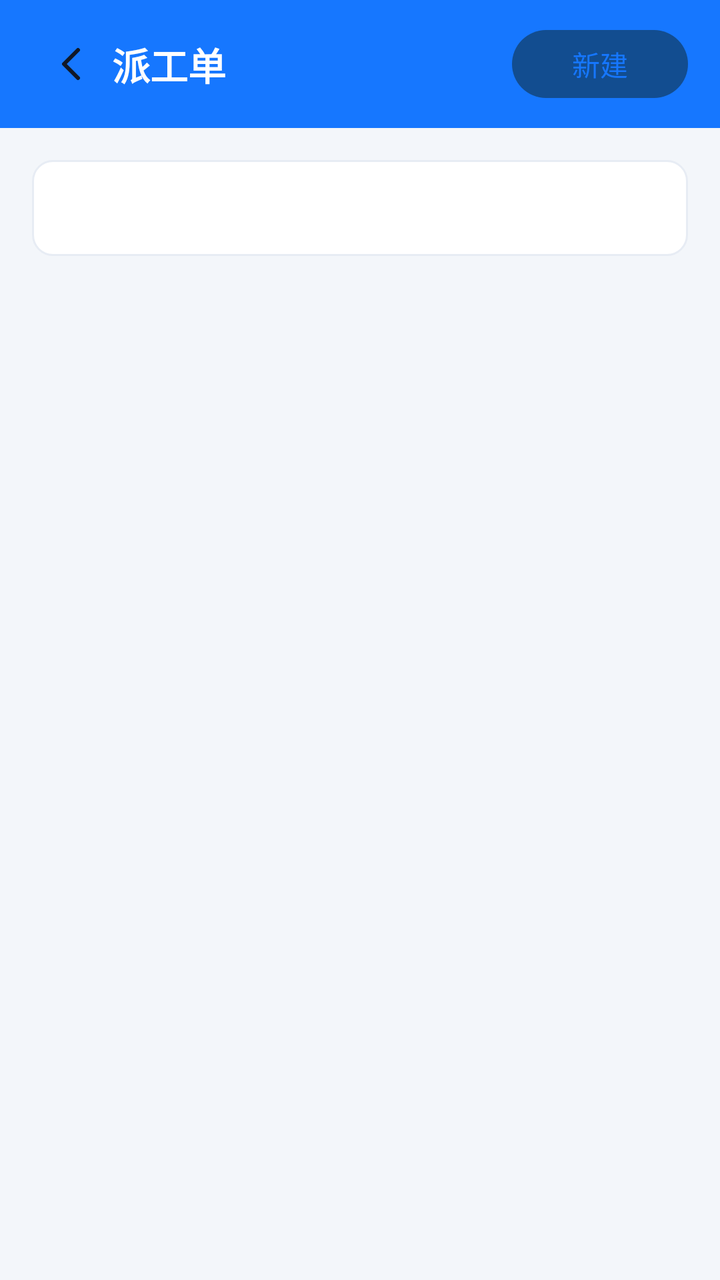
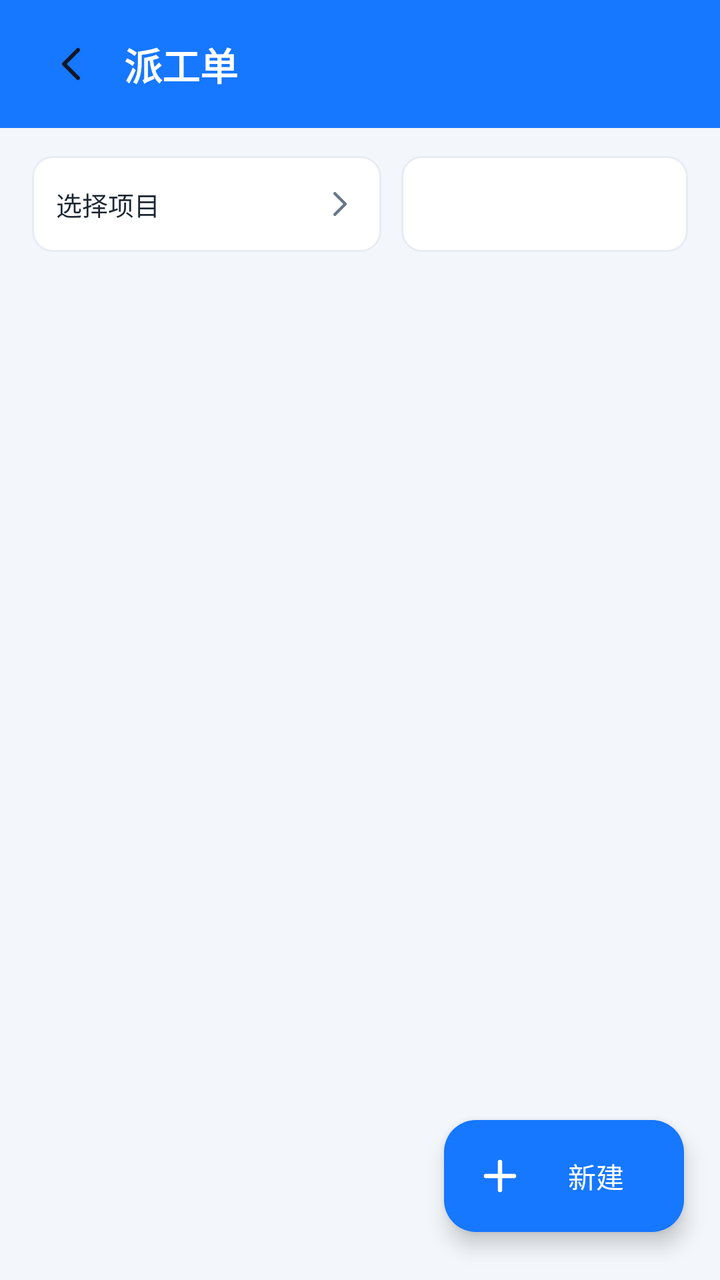

An Android layout rendered at two revisions. The XML below is the earlier revision; the diff shows what the commit changed to produce the second picture.
<!-- AndroidManifest.xml: application theme Theme.WorkerM -->
<!-- res/layout/activity_dispatch_list.xml -->
<?xml version="1.0" encoding="utf-8"?>
<LinearLayout xmlns:android="http://schemas.android.com/apk/res/android"
    android:layout_width="match_parent" android:layout_height="match_parent"
    android:background="@color/surface_background" android:orientation="vertical">
    <LinearLayout android:layout_width="match_parent" android:layout_height="64dp" android:background="@color/dashboard_blue"
        android:gravity="center_vertical" android:paddingHorizontal="16dp">
        <ImageButton android:id="@+id/back_button" android:layout_width="40dp" android:layout_height="40dp"
            android:background="@android:color/transparent" android:contentDescription="返回" android:src="@drawable/ic_back" />
        <TextView android:layout_width="0dp" android:layout_height="wrap_content" android:layout_weight="1"
            android:text="派工单" android:textColor="@color/white" android:textSize="19sp" android:textStyle="bold" />
        <Button android:id="@+id/create_button" android:layout_width="wrap_content" android:layout_height="42dp"
            android:text="新建" android:textColor="@color/dashboard_blue" />
    </LinearLayout>
    <Spinner android:id="@+id/status_spinner" android:layout_width="match_parent" android:layout_height="48dp"
        android:layout_margin="16dp" android:background="@drawable/bg_card_stroke" />
    <androidx.recyclerview.widget.RecyclerView android:id="@+id/dispatch_recycler" android:layout_width="match_parent"
        android:layout_height="0dp" android:layout_weight="1" android:paddingHorizontal="16dp" />
    <TextView android:id="@+id/empty_text" android:layout_width="match_parent" android:layout_height="120dp"
        android:gravity="center" android:text="暂无派工任务" android:textColor="@color/text_secondary" android:visibility="gone" />
</LinearLayout>
<!-- resources referenced by this layout -->
<resources>
  <color name="dashboard_blue">#1677FF</color>
  <color name="surface_background">#F3F6FA</color>
  <color name="text_secondary">#66788A</color>
  <color name="white">#FFFFFFFF</color>
  <!-- drawable bg_card_stroke (drawable) -->
  <?xml version="1.0" encoding="utf-8"?>
  <shape xmlns:android="http://schemas.android.com/apk/res/android">
      <solid android:color="@color/white" />
      <stroke android:width="1dp" android:color="#E7ECF4" />
      <corners android:radius="10dp" />
  </shape>
  <!-- drawable ic_back (drawable) -->
  <?xml version="1.0" encoding="utf-8"?>
  <vector xmlns:android="http://schemas.android.com/apk/res/android" android:width="24dp" android:height="24dp" android:viewportWidth="24" android:viewportHeight="24">
      <path android:strokeColor="#111827" android:strokeWidth="2" android:strokeLineCap="round" android:strokeLineJoin="round" android:fillColor="@android:color/transparent" android:pathData="M15,5L8,12l7,7" />
  </vector>
  <style name="Theme.WorkerM" parent="Base.Theme.WorkerM" />
  <style name="Base.Theme.WorkerM" parent="Theme.Material3.Light.NoActionBar">
          <item name="colorPrimary">@color/brand_primary</item>
          <item name="colorOnPrimary">@color/text_inverse</item>
          <item name="colorSecondary">@color/brand_secondary</item>
          <item name="colorOnSecondary">@color/text_inverse</item>
          <item name="android:windowBackground">@color/surface_background</item>
          <item name="colorSurface">@color/surface_card</item>
          <item name="android:textColor">@color/text_primary</item>
          <item name="android:navigationBarColor">@color/surface_card</item>
          <item name="android:statusBarColor">@android:color/transparent</item>
          <item name="android:windowLightStatusBar">true</item>
      </style>
  <color name="brand_primary">#124D90</color>
  <color name="text_inverse">#FFFFFFFF</color>
  <color name="brand_secondary">#2F7BC7</color>
  <color name="surface_card">#FFFFFFFF</color>
  <color name="text_primary">#1C2733</color>
</resources>

<!-- the commit's change to res/layout/activity_dispatch_list.xml (unified diff, before → after) -->
@@ -1,20 +1,108 @@
 <?xml version="1.0" encoding="utf-8"?>
-<LinearLayout xmlns:android="http://schemas.android.com/apk/res/android"
-    android:layout_width="match_parent" android:layout_height="match_parent"
-    android:background="@color/surface_background" android:orientation="vertical">
-    <LinearLayout android:layout_width="match_parent" android:layout_height="64dp" android:background="@color/dashboard_blue"
-        android:gravity="center_vertical" android:paddingHorizontal="16dp">
-        <ImageButton android:id="@+id/back_button" android:layout_width="40dp" android:layout_height="40dp"
-            android:background="@android:color/transparent" android:contentDescription="返回" android:src="@drawable/ic_back" />
-        <TextView android:layout_width="0dp" android:layout_height="wrap_content" android:layout_weight="1"
-            android:text="派工单" android:textColor="@color/white" android:textSize="19sp" android:textStyle="bold" />
-        <Button android:id="@+id/create_button" android:layout_width="wrap_content" android:layout_height="42dp"
-            android:text="新建" android:textColor="@color/dashboard_blue" />
+<FrameLayout xmlns:android="http://schemas.android.com/apk/res/android"
+    xmlns:app="http://schemas.android.com/apk/res-auto"
+    android:layout_width="match_parent"
+    android:layout_height="match_parent"
+    android:background="@color/surface_background">
+
+    <LinearLayout
+        android:layout_width="match_parent"
+        android:layout_height="match_parent"
+        android:orientation="vertical">
+
+        <LinearLayout
+            android:layout_width="match_parent"
+            android:layout_height="64dp"
+            android:background="@color/dashboard_blue"
+            android:gravity="center_vertical"
+            android:paddingHorizontal="16dp">
+
+            <ImageButton
+                android:id="@+id/back_button"
+                android:layout_width="40dp"
+                android:layout_height="40dp"
+                android:background="@android:color/transparent"
+                android:contentDescription="返回"
+                android:src="@drawable/ic_back" />
+
+            <TextView
+                android:id="@+id/title_text"
+                android:layout_width="0dp"
+                android:layout_height="wrap_content"
+                android:layout_marginStart="6dp"
+                android:layout_weight="1"
+                android:ellipsize="end"
+                android:maxLines="1"
+                android:text="派工单"
+                android:textColor="@color/white"
+                android:textSize="19sp"
+                android:textStyle="bold" />
+        </LinearLayout>
+
+        <LinearLayout
+            android:layout_width="match_parent"
+            android:layout_height="wrap_content"
+            android:orientation="horizontal"
+            android:paddingHorizontal="16dp"
+            android:paddingTop="14dp"
+            android:paddingBottom="8dp">
+
+            <TextView
+                android:id="@+id/project_filter_button"
+                android:layout_width="0dp"
+                android:layout_height="48dp"
+                android:layout_marginEnd="10dp"
+                android:layout_weight="1.1"
+                android:background="@drawable/bg_card_stroke"
+                android:drawableEnd="@drawable/ic_next"
+                android:drawablePadding="4dp"
+                android:ellipsize="end"
+                android:gravity="center_vertical"
+                android:maxLines="1"
+                android:paddingHorizontal="12dp"
+                android:text="选择项目"
+                android:textColor="@color/text_primary"
+                android:textSize="13sp"
+                app:drawableTint="@color/text_secondary" />
+
+            <Spinner
+                android:id="@+id/status_spinner"
+                android:layout_width="0dp"
+                android:layout_height="48dp"
+                android:layout_weight="0.9"
+                android:background="@drawable/bg_card_stroke" />
+        </LinearLayout>
+
+        <androidx.recyclerview.widget.RecyclerView
+            android:id="@+id/dispatch_recycler"
+            android:layout_width="match_parent"
+            android:layout_height="0dp"
+            android:layout_weight="1"
+            android:clipToPadding="false"
+            android:paddingHorizontal="16dp"
+            android:paddingBottom="96dp" />
+
+        <TextView
+            android:id="@+id/empty_text"
+            android:layout_width="match_parent"
+            android:layout_height="120dp"
+            android:gravity="center"
+            android:text="暂无派工任务"
+            android:textColor="@color/text_secondary"
+            android:visibility="gone" />
     </LinearLayout>
-    <Spinner android:id="@+id/status_spinner" android:layout_width="match_parent" android:layout_height="48dp"
-        android:layout_margin="16dp" android:background="@drawable/bg_card_stroke" />
-    <androidx.recyclerview.widget.RecyclerView android:id="@+id/dispatch_recycler" android:layout_width="match_parent"
-        android:layout_height="0dp" android:layout_weight="1" android:paddingHorizontal="16dp" />
-    <TextView android:id="@+id/empty_text" android:layout_width="match_parent" android:layout_height="120dp"
-        android:gravity="center" android:text="暂无派工任务" android:textColor="@color/text_secondary" android:visibility="gone" />
-</LinearLayout>
+
+    <com.google.android.material.floatingactionbutton.ExtendedFloatingActionButton
+        android:id="@+id/create_fab"
+        android:layout_width="wrap_content"
+        android:layout_height="56dp"
+        android:layout_gravity="bottom|end"
+        android:layout_marginEnd="18dp"
+        android:layout_marginBottom="24dp"
+        android:contentDescription="新建派工单"
+        android:text="新建"
+        android:textColor="@color/white"
+        app:backgroundTint="@color/dashboard_blue"
+        app:icon="@drawable/ic_add"
+        app:iconTint="@color/white" />
+</FrameLayout>
<!-- resource entries referenced after the edit -->
@@ -11,10 +11,30 @@
       <stroke android:width="1dp" android:color="#E7ECF4" />
       <corners android:radius="10dp" />
   </shape>
+  <!-- drawable ic_add (drawable) -->
+  <?xml version="1.0" encoding="utf-8"?>
+  <vector xmlns:android="http://schemas.android.com/apk/res/android" android:width="24dp" android:height="24dp" android:viewportWidth="24" android:viewportHeight="24">
+      <path android:strokeColor="#FFFFFFFF" android:strokeWidth="2.2" android:strokeLineCap="round" android:fillColor="@android:color/transparent" android:pathData="M12,5v14M5,12h14" />
+  </vector>
   <!-- drawable ic_back (drawable) -->
   <?xml version="1.0" encoding="utf-8"?>
   <vector xmlns:android="http://schemas.android.com/apk/res/android" android:width="24dp" android:height="24dp" android:viewportWidth="24" android:viewportHeight="24">
       <path android:strokeColor="#111827" android:strokeWidth="2" android:strokeLineCap="round" android:strokeLineJoin="round" android:fillColor="@android:color/transparent" android:pathData="M15,5L8,12l7,7" />
+  </vector>
+  <!-- drawable ic_next (drawable) -->
+  <?xml version="1.0" encoding="utf-8"?>
+  <vector xmlns:android="http://schemas.android.com/apk/res/android"
+      android:width="18dp"
+      android:height="18dp"
+      android:viewportWidth="24"
+      android:viewportHeight="24">
+      <path
+          android:fillColor="@android:color/transparent"
+          android:pathData="M9,5L16,12L9,19"
+          android:strokeColor="#1677FF"
+          android:strokeLineCap="round"
+          android:strokeLineJoin="round"
+          android:strokeWidth="2" />
   </vector>
   <style name="Theme.WorkerM" parent="Base.Theme.WorkerM" />
   <style name="Base.Theme.WorkerM" parent="Theme.Material3.Light.NoActionBar">
